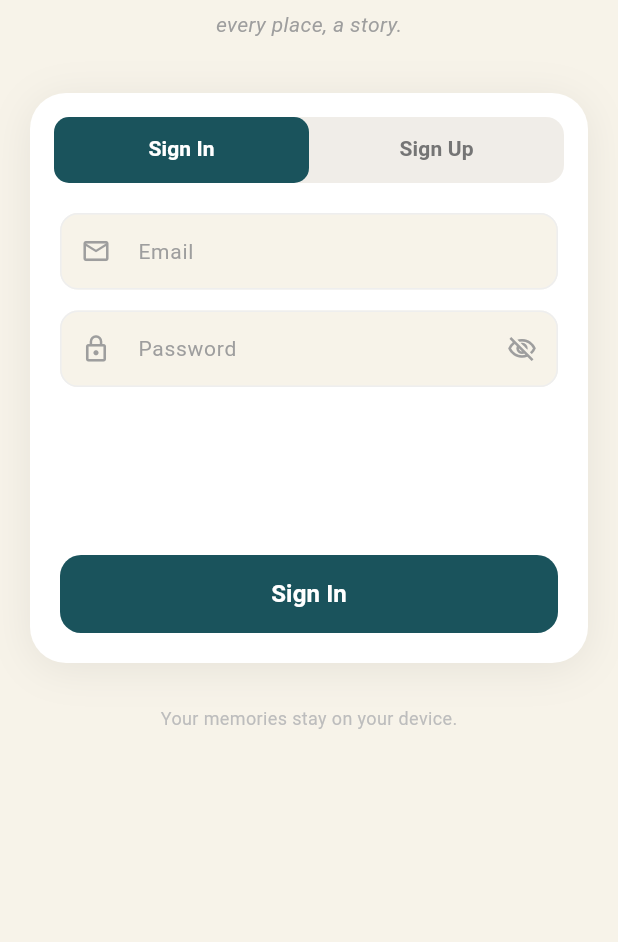
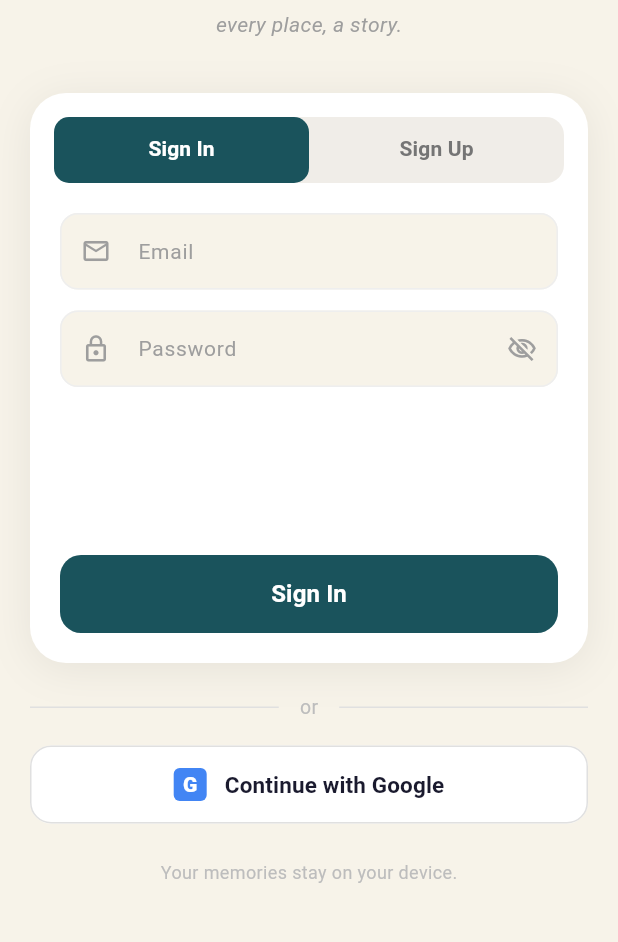
Before and after one commit to criscimacio-cell/tier, a Flutter app: the screen it shows after launch, on a phone screen of 412 x 824 dp, the part 291-1233 px from its top. Run offline on Flutter 3.47's test engine with Material 3 defaults, Android fonts, the phone set to English and light mode, and no system bars; our stand-ins replace flutter_map, latlong2, shared_preferences, supabase_flutter; accounts and stored records are empty.

Commit message:
feat: add Google Sign-In via Supabase OAuth
- Add deep link intent filter in AndroidManifest for OAuth callback
- Add signInWithGoogle() to SupabaseService using signInWithOAuth + PKCE
- Add auth state listener in UserProvider to handle OAuth sign-in automatically
- Add _loadUserFromSession() that fetches/creates profile on any sign-in
- Add signInWithGoogle() to UserProvider
- Add Google button on login screen with OR divider

Setup required in Supabase + Google Cloud Console (see instructions).

https://claude.ai/code/session_015uGkcBJfzvSfq7Ar64vcMQ

```diff
--- a/memory_map/lib/providers/user_provider.dart
+++ b/memory_map/lib/providers/user_provider.dart
@@ -1,3 +1,4 @@
+import 'dart:async';
 import 'package:flutter/material.dart';
 import 'package:supabase_flutter/supabase_flutter.dart';
 import '../models/models.dart';
@@ -6,7 +7,7 @@ import '../services/supabase_service.dart';
 
 class UserProvider extends ChangeNotifier {
   AppUser _user = AppUser(
-    id: kCurrentUserId,
+    id: '',
     name: '',
     username: '',
     avatarEmoji: '🌍',
@@ -18,6 +19,25 @@ class UserProvider extends ChangeNotifier {
 
   bool _isLoggedIn = false;
   bool _onboardingComplete = false;
+  late final StreamSubscription<AuthState> _authSub;
+
+  UserProvider() {
+    _authSub = SupabaseService().authStateChanges.listen((state) {
+      if (state.event == AuthChangeEvent.signedIn && !_isLoggedIn && state.session != null) {
+        _loadUserFromSession(state.session!.user);
+      } else if (state.event == AuthChangeEvent.signedOut) {
+        _isLoggedIn = false;
+        _onboardingComplete = false;
+        notifyListeners();
+      }
+    });
+  }
+
+  @override
+  void dispose() {
+    _authSub.cancel();
+    super.dispose();
+  }
 
   // ── Getters ───────────────────────────────────────────────────────────────
 
@@ -108,17 +128,41 @@ class UserProvider extends ChangeNotifier {
     }
   }
 
-  void restoreSession(User supabaseUser) {
+  Future<void> _loadUserFromSession(User supabaseUser) async {
+    var profile = await SupabaseService().getProfile(supabaseUser.id);
+    if (profile == null) {
+      final name = supabaseUser.userMetadata?['full_name'] as String? ??
+                   supabaseUser.userMetadata?['name'] as String? ??
+                   supabaseUser.email?.split('@').first ?? 'User';
+      final avatar = _pickEmoji(name);
+      final username = '@${name.toLowerCase().replaceAll(' ', '.')}';
+      try { await SupabaseService().upsertProfile(supabaseUser.id, name, username, avatar); } catch (_) {}
+      profile = {'name': name, 'username': username, 'avatar': avatar, 'streak': 0};
+    }
+    _user = AppUser(
+      id: supabaseUser.id,
+      name: profile['name'] ?? '',
+      username: profile['username'] ?? '',
+      avatarEmoji: profile['avatar'] ?? '🌍',
+      streak: profile['streak'] ?? 0,
+      earnedBadgeIds: [],
+    );
     _isLoggedIn = true;
     _onboardingComplete = true;
-    _user = AppUser(
-      id: supabaseUser.id,
-      name: supabaseUser.userMetadata?['name'] ?? '',
-      username: '',
-      avatarEmoji: '🌍',
-      earnedBadgeIds: [],
-    );
     notifyListeners();
+  }
+
+  void restoreSession(User supabaseUser) {
+    if (!_isLoggedIn) _loadUserFromSession(supabaseUser);
+  }
+
+  Future<String?> signInWithGoogle() async {
+    try {
+      await SupabaseService().signInWithGoogle();
+      return null;
+    } catch (e) {
+      return e.toString();
+    }
   }
 
   Future<void> signOut() async {
--- a/memory_map/lib/screens/login_screen.dart
+++ b/memory_map/lib/screens/login_screen.dart
@@ -41,6 +41,19 @@ class _LoginScreenState extends State<LoginScreen>
     _signUpEmailCtrl.dispose();
     _signUpPasswordCtrl.dispose();
     super.dispose();
+  }
+
+  void _signInWithGoogle() async {
+    setState(() => _loading = true);
+    final error = await context.read<UserProvider>().signInWithGoogle();
+    if (!mounted) return;
+    setState(() => _loading = false);
+    if (error != null) {
+      ScaffoldMessenger.of(context).showSnackBar(
+        SnackBar(content: Text(error), backgroundColor: const Color(0xFFFF6B6B)),
+      );
+    }
+    // Navigation handled automatically by auth state listener in UserProvider
   }
 
   void _signIn() async {
@@ -263,7 +276,28 @@ class _LoginScreenState extends State<LoginScreen>
                 ),
               ),
 
-              const SizedBox(height: 28),
+              const SizedBox(height: 20),
+              // ── OR divider ─────────────────────────────────────────────────
+              Padding(
+                padding: const EdgeInsets.symmetric(horizontal: 20),
+                child: Row(
+                  children: [
+                    Expanded(child: Divider(color: Colors.grey.shade300)),
+                    Padding(
+                      padding: const EdgeInsets.symmetric(horizontal: 14),
+                      child: Text('or', style: TextStyle(color: Colors.grey.shade400, fontSize: 13)),
+                    ),
+                    Expanded(child: Divider(color: Colors.grey.shade300)),
+                  ],
+                ),
+              ),
+              const SizedBox(height: 16),
+              // ── Google button ──────────────────────────────────────────────
+              Padding(
+                padding: const EdgeInsets.symmetric(horizontal: 20),
+                child: _GoogleButton(loading: _loading, onTap: _signInWithGoogle),
+              ),
+              const SizedBox(height: 24),
               Text(
                 'Your memories stay on your device.',
                 style: TextStyle(color: Colors.grey.shade400, fontSize: 12),
@@ -449,6 +483,55 @@ class _Field extends StatelessWidget {
   }
 }
 
+class _GoogleButton extends StatelessWidget {
+  final bool loading;
+  final VoidCallback onTap;
+
+  const _GoogleButton({required this.loading, required this.onTap});
+
+  @override
+  Widget build(BuildContext context) {
+    return SizedBox(
+      width: double.infinity,
+      height: 52,
+      child: OutlinedButton(
+        onPressed: loading ? null : onTap,
+        style: OutlinedButton.styleFrom(
+          backgroundColor: Colors.white,
+          side: BorderSide(color: Colors.grey.shade300),
+          shape: RoundedRectangleBorder(borderRadius: BorderRadius.circular(14)),
+        ),
+        child: Row(
+          mainAxisAlignment: MainAxisAlignment.center,
+          children: [
+            Container(
+              width: 22, height: 22,
+              decoration: BoxDecoration(
+                color: const Color(0xFF4285F4),
+                borderRadius: BorderRadius.circular(4),
+              ),
+              child: const Center(
+                child: Text('G', style: TextStyle(
+                  color: Colors.white, fontSize: 14,
+                  fontWeight: FontWeight.w800,
+                )),
+              ),
+            ),
+            const SizedBox(width: 12),
+            const Text(
+              'Continue with Google',
+              style: TextStyle(
+                fontSize: 15, fontWeight: FontWeight.w600,
+                color: Color(0xFF1A1A2E),
+              ),
+            ),
+          ],
+        ),
+      ),
+    );
+  }
+}
+
 class _SubmitButton extends StatelessWidget {
   final bool loading;
   final String label;
--- a/memory_map/lib/services/supabase_service.dart
+++ b/memory_map/lib/services/supabase_service.dart
@@ -25,6 +25,13 @@ class SupabaseService {
   }
 
   Future<void> signOut() async => await _client.auth.signOut();
+
+  Future<void> signInWithGoogle() async {
+    await _client.auth.signInWithOAuth(
+      OAuthProvider.google,
+      redirectTo: 'com.example.memorymap://login-callback',
+    );
+  }
 
   // PROFILE
   Future<void> upsertProfile(String userId, String name, String username, String avatar) async {
```
Also changed, not shown: 1 other file.
